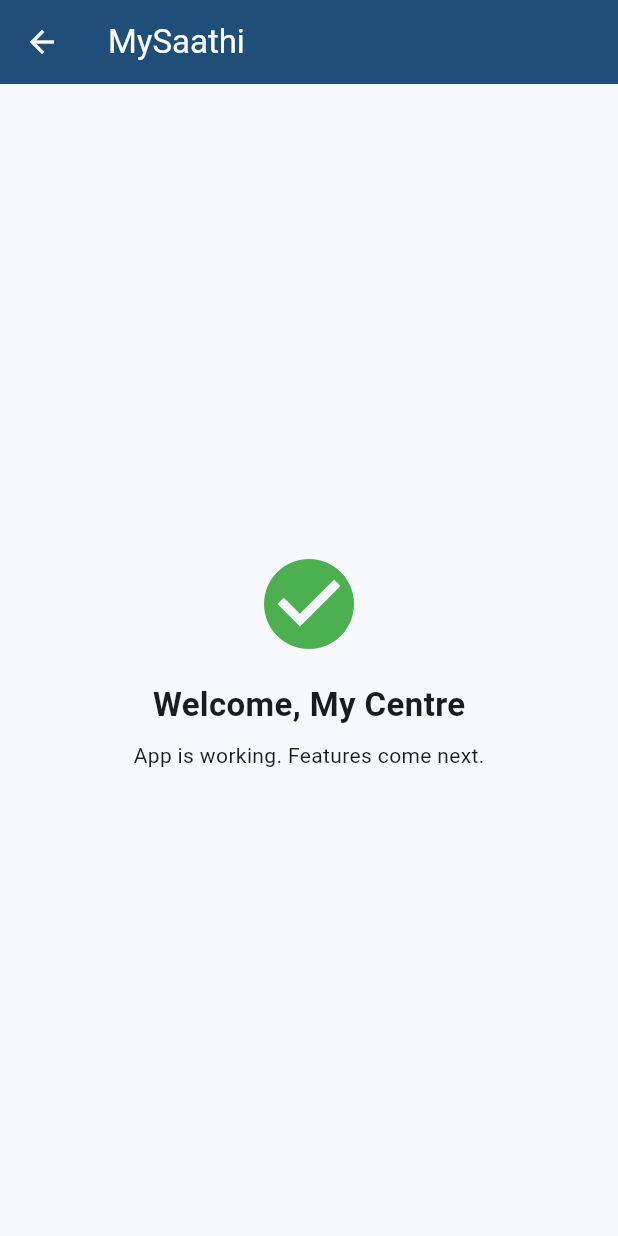
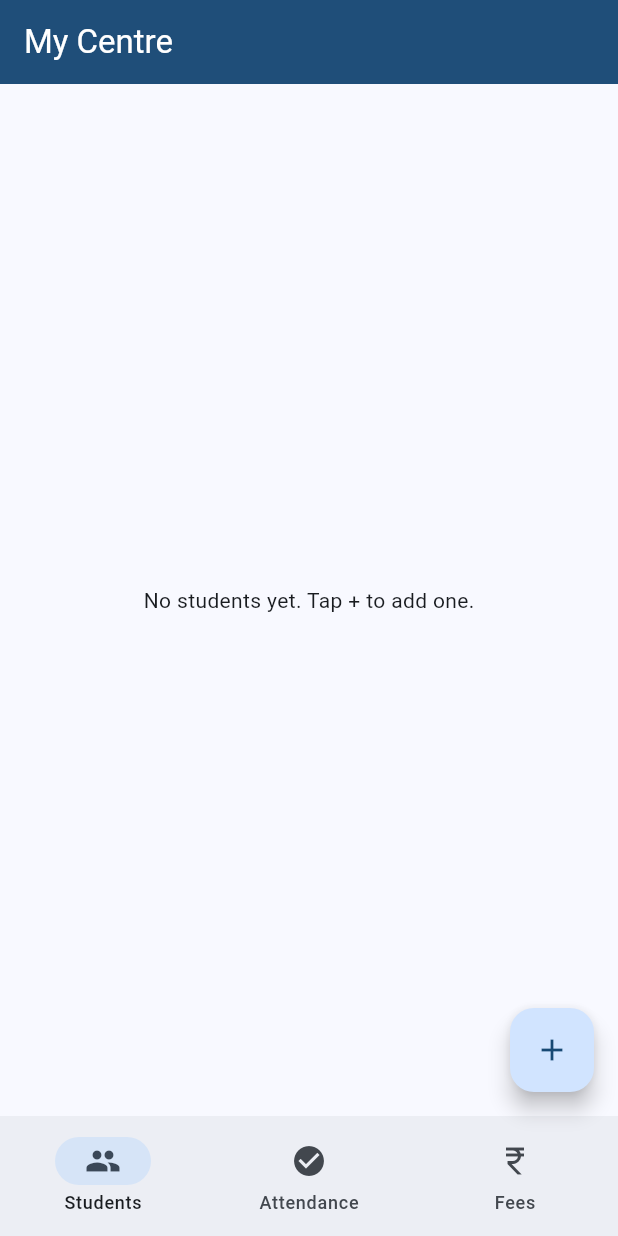
Before and after one commit to Shreecharanam/mysaathi-app, a Flutter app: the screen it shows after launch, after a tap on "Login / Create Account", on a phone screen of 412 x 824 dp. Run offline on Flutter 3.47's test engine with Material 3 defaults, Android fonts, the phone set to English and light mode, and no system bars; our stand-ins replace shared_preferences.

Commit message:
Step 2: working app - students, attendance, fees (saved on phone)

```diff
--- a/lib/main.dart
+++ b/lib/main.dart
@@ -1,11 +1,17 @@
 import 'package:flutter/material.dart';
+import 'store.dart';
+import 'screens.dart';
 
-void main() {
-  runApp(const MySaathiApp());
+Future<void> main() async {
+  WidgetsFlutterBinding.ensureInitialized();
+  final store = AppStore();
+  await store.load();
+  runApp(MySaathiApp(store: store));
 }
 
 class MySaathiApp extends StatelessWidget {
-  const MySaathiApp({super.key});
+  final AppStore store;
+  const MySaathiApp({super.key, required this.store});
 
   @override
   Widget build(BuildContext context) {
@@ -16,147 +22,7 @@
         useMaterial3: true,
         colorSchemeSeed: const Color(0xFF1F4E79),
       ),
-      home: const LoginScreen(),
+      home: LoginScreen(store: store),
     );
   }
 }
-
-class LoginScreen extends StatefulWidget {
-  const LoginScreen({super.key});
-
-  @override
-  State<LoginScreen> createState() => _LoginScreenState();
-}
-
-class _LoginScreenState extends State<LoginScreen> {
-  final _centre = TextEditingController();
-  final _email = TextEditingController();
-  final _password = TextEditingController();
-
-  void _login() {
-    final centre =
-        _centre.text.trim().isEmpty ? 'My Centre' : _centre.text.trim();
-    Navigator.of(context).push(
-      MaterialPageRoute(builder: (_) => HomeScreen(centreName: centre)),
-    );
-  }
-
-  @override
-  void dispose() {
-    _centre.dispose();
-    _email.dispose();
-    _password.dispose();
-    super.dispose();
-  }
-
-  @override
-  Widget build(BuildContext context) {
-    return Scaffold(
-      body: SafeArea(
-        child: SingleChildScrollView(
-          padding: const EdgeInsets.all(24),
-          child: Column(
-            crossAxisAlignment: CrossAxisAlignment.stretch,
-            children: [
-              const SizedBox(height: 40),
-              const Icon(Icons.school, size: 72, color: Color(0xFF1F4E79)),
-              const SizedBox(height: 12),
-              const Text(
-                'MySaathi',
-                textAlign: TextAlign.center,
-                style: TextStyle(
-                  fontSize: 30,
-                  fontWeight: FontWeight.bold,
-                  color: Color(0xFF1F4E79),
-                ),
-              ),
-              const Text(
-                'Manage your centre - students, attendance and fees',
-                textAlign: TextAlign.center,
-                style: TextStyle(color: Colors.black54),
-              ),
-              const SizedBox(height: 32),
-              TextField(
-                controller: _centre,
-                decoration: const InputDecoration(
-                  labelText: 'Centre Name',
-                  border: OutlineInputBorder(),
-                  prefixIcon: Icon(Icons.store),
-                ),
-              ),
-              const SizedBox(height: 16),
-              TextField(
-                controller: _email,
-                keyboardType: TextInputType.emailAddress,
-                decoration: const InputDecoration(
-                  labelText: 'Email',
-                  border: OutlineInputBorder(),
-                  prefixIcon: Icon(Icons.email),
-                ),
-              ),
-              const SizedBox(height: 16),
-              TextField(
-                controller: _password,
-                obscureText: true,
-                decoration: const InputDecoration(
-                  labelText: 'Password',
-                  border: OutlineInputBorder(),
-                  prefixIcon: Icon(Icons.lock),
-                ),
-              ),
-              const SizedBox(height: 24),
-              FilledButton(
-                onPressed: _login,
-                style: FilledButton.styleFrom(
-                  padding: const EdgeInsets.symmetric(vertical: 16),
-                ),
-                child: const Text(
-                  'Login / Create Account',
-                  style: TextStyle(fontSize: 16),
-                ),
-              ),
-              const SizedBox(height: 16),
-              const Text(
-                'Step 1 preview build - login connects to Firebase in the next step.',
-                textAlign: TextAlign.center,
-                style: TextStyle(fontSize: 12, color: Colors.black45),
-              ),
-            ],
-          ),
-        ),
-      ),
-    );
-  }
-}
-
-class HomeScreen extends StatelessWidget {
-  const HomeScreen({super.key, required this.centreName});
-
-  final String centreName;
-
-  @override
-  Widget build(BuildContext context) {
-    return Scaffold(
-      appBar: AppBar(
-        title: const Text('MySaathi'),
-        backgroundColor: const Color(0xFF1F4E79),
-        foregroundColor: Colors.white,
-      ),
-      body: Center(
-        child: Column(
-          mainAxisAlignment: MainAxisAlignment.center,
-          children: [
-            const Icon(Icons.check_circle, size: 72, color: Colors.green),
-            const SizedBox(height: 16),
-            Text(
-              'Welcome, $centreName',
-              style: const TextStyle(fontSize: 22, fontWeight: FontWeight.bold),
-            ),
-            const SizedBox(height: 8),
-            const Text('App is working. Features come next.'),
-          ],
-        ),
-      ),
-    );
-  }
-}
--- /dev/null
+++ b/lib/screens.dart
@@ -0,0 +1,321 @@
+import 'package:flutter/material.dart';
+import 'store.dart';
+
+class LoginScreen extends StatefulWidget {
+  final AppStore store;
+  const LoginScreen({super.key, required this.store});
+
+  @override
+  State<LoginScreen> createState() => _LoginScreenState();
+}
+
+class _LoginScreenState extends State<LoginScreen> {
+  final _centre = TextEditingController();
+  final _email = TextEditingController();
+  final _password = TextEditingController();
+
+  @override
+  void initState() {
+    super.initState();
+    _centre.text = widget.store.centreName;
+  }
+
+  void _login() {
+    final name = _centre.text.trim().isEmpty ? 'My Centre' : _centre.text.trim();
+    widget.store.setCentre(name);
+    Navigator.of(context).pushReplacement(
+      MaterialPageRoute(builder: (_) => HomeScreen(store: widget.store)),
+    );
+  }
+
+  @override
+  void dispose() {
+    _centre.dispose();
+    _email.dispose();
+    _password.dispose();
+    super.dispose();
+  }
+
+  @override
+  Widget build(BuildContext context) {
+    return Scaffold(
+      body: SafeArea(
+        child: SingleChildScrollView(
+          padding: const EdgeInsets.all(24),
+          child: Column(
+            crossAxisAlignment: CrossAxisAlignment.stretch,
+            children: [
+              const SizedBox(height: 32),
+              const Icon(Icons.school, size: 72, color: Color(0xFF1F4E79)),
+              const SizedBox(height: 12),
+              const Text('MySaathi',
+                  textAlign: TextAlign.center,
+                  style: TextStyle(
+                      fontSize: 30,
+                      fontWeight: FontWeight.bold,
+                      color: Color(0xFF1F4E79))),
+              const Text('Manage your centre - students, attendance and fees',
+                  textAlign: TextAlign.center,
+                  style: TextStyle(color: Colors.black54)),
+              const SizedBox(height: 32),
+              TextField(
+                controller: _centre,
+                decoration: const InputDecoration(
+                    labelText: 'Centre Name',
+                    border: OutlineInputBorder(),
+                    prefixIcon: Icon(Icons.store)),
+              ),
+              const SizedBox(height: 16),
+              TextField(
+                controller: _email,
+                keyboardType: TextInputType.emailAddress,
+                decoration: const InputDecoration(
+                    labelText: 'Email',
+                    border: OutlineInputBorder(),
+                    prefixIcon: Icon(Icons.email)),
+              ),
+              const SizedBox(height: 16),
+              TextField(
+                controller: _password,
+                obscureText: true,
+                decoration: const InputDecoration(
+                    labelText: 'Password',
+                    border: OutlineInputBorder(),
+                    prefixIcon: Icon(Icons.lock)),
+              ),
+              const SizedBox(height: 24),
+              FilledButton(
+                onPressed: _login,
+                style: FilledButton.styleFrom(
+                    padding: const EdgeInsets.symmetric(vertical: 16)),
+                child: const Text('Login / Create Account',
+                    style: TextStyle(fontSize: 16)),
+              ),
+              const SizedBox(height: 16),
+              const Text(
+                  'Step 2 build - your data is saved on this phone. Cloud sync comes next.',
+                  textAlign: TextAlign.center,
+                  style: TextStyle(fontSize: 12, color: Colors.black45)),
+            ],
+          ),
+        ),
+      ),
+    );
+  }
+}
+
+class HomeScreen extends StatefulWidget {
+  final AppStore store;
+  const HomeScreen({super.key, required this.store});
+
+  @override
+  State<HomeScreen> createState() => _HomeScreenState();
+}
+
+class _HomeScreenState extends State<HomeScreen> {
+  int _index = 0;
+
+  void _addStudent() {
+    final name = TextEditingController();
+    final phone = TextEditingController();
+    final batch = TextEditingController();
+    final fee = TextEditingController();
+    showDialog(
+      context: context,
+      builder: (ctx) => AlertDialog(
+        title: const Text('Add Student'),
+        content: SingleChildScrollView(
+          child: Column(
+            mainAxisSize: MainAxisSize.min,
+            children: [
+              TextField(
+                  controller: name,
+                  decoration: const InputDecoration(labelText: 'Name')),
+              TextField(
+                  controller: phone,
+                  keyboardType: TextInputType.phone,
+                  decoration: const InputDecoration(labelText: 'Phone')),
+              TextField(
+                  controller: batch,
+                  decoration: const InputDecoration(labelText: 'Batch / Class')),
+              TextField(
+                  controller: fee,
+                  keyboardType: TextInputType.number,
+                  decoration: const InputDecoration(labelText: 'Monthly Fee')),
+            ],
+          ),
+        ),
+        actions: [
+          TextButton(
+              onPressed: () => Navigator.pop(ctx),
+              child: const Text('Cancel')),
+          FilledButton(
+            onPressed: () {
+              if (name.text.trim().isEmpty) {
+                return;
+              }
+              widget.store.addStudent(Student(
+                id: DateTime.now().microsecondsSinceEpoch.toString(),
+                name: name.text.trim(),
+                phone: phone.text.trim(),
+                batch: batch.text.trim(),
+                fee: double.tryParse(fee.text.trim()) ?? 0,
+              ));
+              Navigator.pop(ctx);
+            },
+            child: const Text('Add'),
+          ),
+        ],
+      ),
+    );
+  }
+
+  @override
+  Widget build(BuildContext context) {
+    final store = widget.store;
+    final pages = <Widget>[
+      StudentsTab(store: store),
+      AttendanceTab(store: store),
+      FeesTab(store: store),
+    ];
+    return Scaffold(
+      appBar: AppBar(
+        title: Text(store.centreName.isEmpty ? 'MySaathi' : store.centreName),
+        backgroundColor: const Color(0xFF1F4E79),
+        foregroundColor: Colors.white,
+      ),
+      body: pages[_index],
+      floatingActionButton: _index == 0
+          ? FloatingActionButton(
+              onPressed: _addStudent, child: const Icon(Icons.add))
+          : null,
+      bottomNavigationBar: NavigationBar(
+        selectedIndex: _index,
+        onDestinationSelected: (i) => setState(() => _index = i),
+        destinations: const [
+          NavigationDestination(icon: Icon(Icons.people), label: 'Students'),
+          NavigationDestination(
+              icon: Icon(Icons.check_circle), label: 'Attendance'),
+          NavigationDestination(
+              icon: Icon(Icons.currency_rupee), label: 'Fees'),
+        ],
+      ),
+    );
+  }
+}
+
+class StudentsTab extends StatelessWidget {
+  final AppStore store;
+  const StudentsTab({super.key, required this.store});
+
+  @override
+  Widget build(BuildContext context) {
+    return AnimatedBuilder(
+      animation: store,
+      builder: (context, _) {
+        if (store.students.isEmpty) {
+          return const Center(child: Text('No students yet. Tap + to add one.'));
+        }
+        return ListView.builder(
+          itemCount: store.students.length,
+          itemBuilder: (context, i) {
+            final s = store.students[i];
+            return ListTile(
+              leading: CircleAvatar(
+                child: Text(s.name.isEmpty ? '?' : s.name[0].toUpperCase()),
+              ),
+              title: Text(s.name),
+              subtitle: Text(
+                  '\${s.batch}   -   Rs \${s.fee.toStringAsFixed(0)}/month'),
+              trailing: IconButton(
+                icon: const Icon(Icons.delete_outline),
+                onPressed: () => store.removeStudent(s.id),
+              ),
+            );
+          },
+        );
+      },
+    );
+  }
+}
+
+class AttendanceTab extends StatelessWidget {
+  final AppStore store;
+  const AttendanceTab({super.key, required this.store});
+
+  @override
+  Widget build(BuildContext context) {
+    final date = store.todayKey(DateTime.now());
+    return AnimatedBuilder(
+      animation: store,
+      builder: (context, _) {
+        if (store.students.isEmpty) {
+          return const Center(child: Text('Add students first.'));
+        }
+        final present =
+            store.students.where((s) => store.isPresent(date, s.id)).length;
+        return Column(
+          children: [
+            Padding(
+              padding: const EdgeInsets.all(12),
+              child: Text(
+                  'Today: \$present / \${store.students.length} present',
+                  style: const TextStyle(fontWeight: FontWeight.bold)),
+            ),
+            Expanded(
+              child: ListView.builder(
+                itemCount: store.students.length,
+                itemBuilder: (context, i) {
+                  final s = store.students[i];
+                  return CheckboxListTile(
+                    value: store.isPresent(date, s.id),
+                    onChanged: (_) => store.toggleAttendance(date, s.id),
+                    title: Text(s.name),
+                    subtitle: Text(s.batch),
+                  );
+                },
+              ),
+            ),
+          ],
+        );
+      },
+    );
+  }
+}
+
+class FeesTab extends StatelessWidget {
+  final AppStore store;
+  const FeesTab({super.key, required this.store});
+
+  @override
+  Widget build(BuildContext context) {
+    final month = store.monthKey(DateTime.now());
+    return AnimatedBuilder(
+      animation: store,
+      builder: (context, _) {
+        if (store.students.isEmpty) {
+          return const Center(child: Text('Add students first.'));
+        }
+        return ListView.builder(
+          itemCount: store.students.length,
+          itemBuilder: (context, i) {
+            final s = store.students[i];
+            final paid = store.paidFor(s.id, month);
+            final due = s.fee - paid;
+            return ListTile(
+              title: Text(s.name),
+              subtitle: Text(
+                  'Fee Rs \${s.fee.toStringAsFixed(0)}   -   Paid Rs \${paid.toStringAsFixed(0)}'),
+              trailing: due <= 0
+                  ? const Chip(label: Text('Paid'))
+                  : TextButton(
+                      onPressed: () => store.setPaid(s.id, month, s.fee),
+                      child: Text('Rs \${due.toStringAsFixed(0)} due'),
+                    ),
+            );
+          },
+        );
+      },
+    );
+  }
+}
--- /dev/null
+++ b/lib/store.dart
@@ -0,0 +1,116 @@
+import 'dart:convert';
+import 'package:flutter/foundation.dart';
+import 'package:shared_preferences/shared_preferences.dart';
+
+class Student {
+  String id;
+  String name;
+  String phone;
+  String batch;
+  double fee;
+
+  Student({
+    required this.id,
+    required this.name,
+    this.phone = '',
+    this.batch = '',
+    this.fee = 0,
+  });
+
+  Map<String, dynamic> toJson() => {
+        'id': id,
+        'name': name,
+        'phone': phone,
+        'batch': batch,
+        'fee': fee,
+      };
+
+  factory Student.fromJson(Map<String, dynamic> j) => Student(
+        id: j['id'] as String,
+        name: j['name'] as String,
+        phone: (j['phone'] ?? '') as String,
+        batch: (j['batch'] ?? '') as String,
+        fee: ((j['fee'] ?? 0) as num).toDouble(),
+      );
+}
+
+class AppStore extends ChangeNotifier {
+  String centreName = '';
+  final List<Student> students = [];
+  final Map<String, List<String>> attendance = {};
+  final Map<String, double> payments = {};
+
+  Future<void> load() async {
+    final prefs = await SharedPreferences.getInstance();
+    centreName = prefs.getString('centreName') ?? '';
+    final s = prefs.getString('students');
+    if (s != null && s.isNotEmpty) {
+      for (final e in (jsonDecode(s) as List)) {
+        students.add(Student.fromJson(Map<String, dynamic>.from(e as Map)));
+      }
+    }
+    final a = prefs.getString('attendance');
+    if (a != null && a.isNotEmpty) {
+      (jsonDecode(a) as Map).forEach((k, v) {
+        attendance[k as String] = (v as List).map((x) => x as String).toList();
+      });
+    }
+    final p = prefs.getString('payments');
+    if (p != null && p.isNotEmpty) {
+      (jsonDecode(p) as Map).forEach((k, v) {
+        payments[k as String] = (v as num).toDouble();
+      });
+    }
+  }
+
+  Future<void> save() async {
+    final prefs = await SharedPreferences.getInstance();
+    await prefs.setString('centreName', centreName);
+    await prefs.setString(
+        'students', jsonEncode(students.map((e) => e.toJson()).toList()));
+    await prefs.setString('attendance', jsonEncode(attendance));
+    await prefs.setString('payments', jsonEncode(payments));
+    notifyListeners();
+  }
+
+  void setCentre(String name) {
+    centreName = name;
+    save();
+  }
+
+  void addStudent(Student s) {
+    students.add(s);
+    save();
+  }
+
+  void removeStudent(String id) {
+    students.removeWhere((s) => s.id == id);
+    save();
+  }
+
+  String monthKey(DateTime d) => '\${d.year}-\${d.month.toString().padLeft(2, '0')}';
+
+  String todayKey(DateTime d) =>
+      '\${d.year}-\${d.month.toString().padLeft(2, '0')}-\${d.day.toString().padLeft(2, '0')}';
+
+  bool isPresent(String date, String studentId) =>
+      (attendance[date] ?? <String>[]).contains(studentId);
+
+  void toggleAttendance(String date, String studentId) {
+    final list = attendance.putIfAbsent(date, () => <String>[]);
+    if (list.contains(studentId)) {
+      list.remove(studentId);
+    } else {
+      list.add(studentId);
+    }
+    save();
+  }
+
+  double paidFor(String studentId, String month) =>
+      payments['\$studentId|\$month'] ?? 0;
+
+  void setPaid(String studentId, String month, double amount) {
+    payments['\$studentId|\$month'] = amount;
+    save();
+  }
+}
--- a/pubspec.yaml
+++ b/pubspec.yaml
@@ -1,7 +1,7 @@
 name: mysaathi
 description: "MySaathi - centre management app for tuition, gym, clinic and shop."
 publish_to: 'none'
-version: 1.0.0+1
+version: 1.0.0+2
 
 environment:
   sdk: '>=3.3.0 <4.0.0'
@@ -10,6 +10,7 @@
   flutter:
     sdk: flutter
   cupertino_icons: ^1.0.8
+  shared_preferences: ^2.2.3
 
 dev_dependencies:
   flutter_test:
```
Also changed, not shown: 1 other file.
